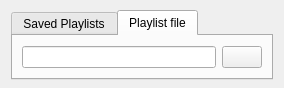
The window that src/GUI/Plugins/PlaylistChooser/GUI_PlaylistChooser.ui (return42/sayonara) describes before a commit, drawn with Qt 5.
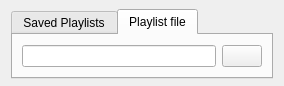
The same window after the commit. Custom widgets are drawn as their Qt base class.

```diff
--- a/src/GUI/Plugins/PlaylistChooser/GUI_PlaylistChooser.ui
+++ b/src/GUI/Plugins/PlaylistChooser/GUI_PlaylistChooser.ui
@@ -7,7 +7,7 @@
     <x>0</x>
     <y>0</y>
     <width>284</width>
-    <height>88</height>
+    <height>86</height>
    </rect>
   </property>
   <layout class="QGridLayout" name="gridLayout">
```
